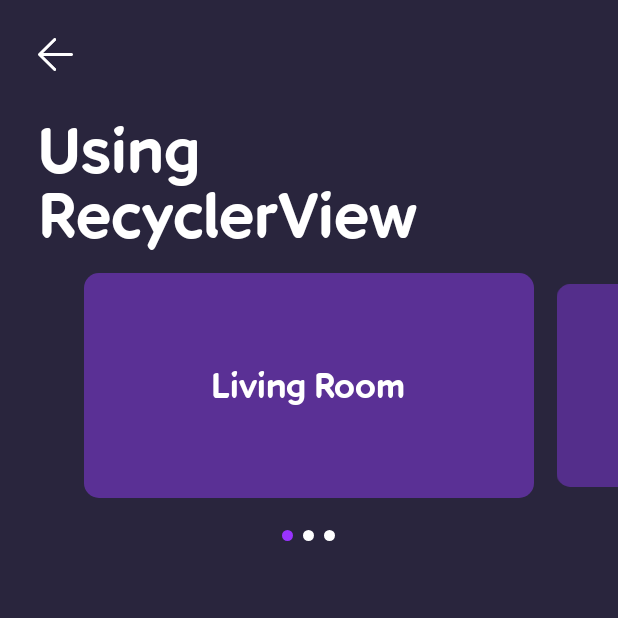
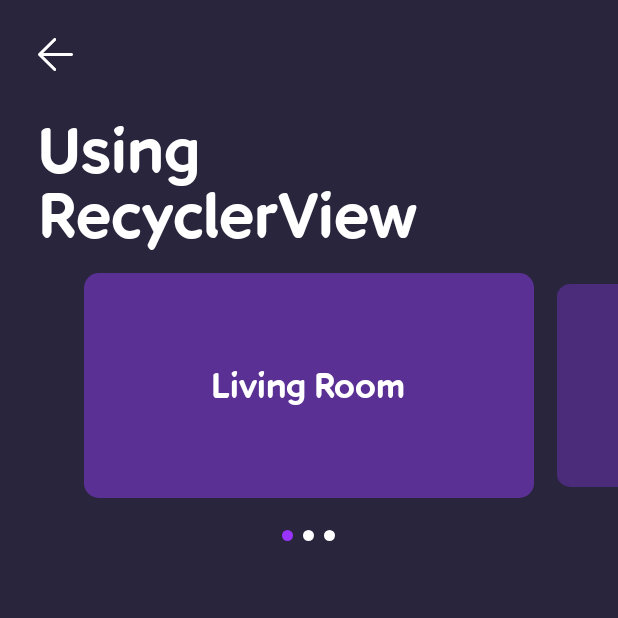
Before and after one commit to RomanTsekhmeistruk/Slippy-Views-2018-year-, an Android app: the fragment RecyclerViewFragment shown on its own in the app's theme, on a phone screen of 412 x 824 dp, the top half of it. Run offline under Robolectric (Android 15) with nearby library versions, the phone set to English and light mode, and no system bars; our stand-ins replace ButterKnife.

Commit message:
Changed room item alpha setting

```diff
--- a/app/src/main/java/com/romantsekhmeistruk/mobilunitytest/widgets/views/SnappedRecyclerView.java
+++ b/app/src/main/java/com/romantsekhmeistruk/mobilunitytest/widgets/views/SnappedRecyclerView.java
@@ -16,7 +16,7 @@ public class SnappedRecyclerView extends RecyclerView {
 	private OnCenterItemChangedListener mCenterItemChangedListener;
 
 	private float minScale = 0.9f;
-	private float minAlpha = 0.9f;
+	private float minAlpha = 0.7f;
 
 	private ViewPagerIndicatorView viewPagerIndicatorView;
 
@@ -61,7 +61,7 @@ public class SnappedRecyclerView extends RecyclerView {
 			child.setScaleX(scale);
 			child.setScaleY(scale);
 
-			float alpha = 1f - (0.4f * percentage);
+			float alpha = (float) Math.pow(1f - (0.4f * percentage), 3);
 			alpha = Math.max(alpha, minAlpha);
 			child.setAlpha(alpha);
 
```
